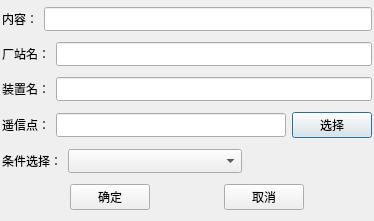
Qt form digitalprop.ui (rcswhuang/rule) before a commit.
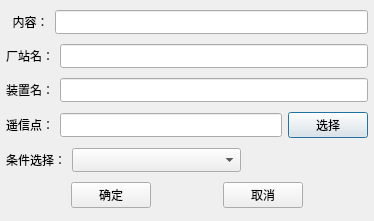
The same form after that commit.

Diff of the .ui file:
```diff
--- a/digitalprop.ui
+++ b/digitalprop.ui
@@ -15,23 +15,23 @@
   </property>
   <layout class="QVBoxLayout" name="verticalLayout">
    <property name="leftMargin">
-    <number>2</number>
+    <number>6</number>
    </property>
    <property name="topMargin">
-    <number>2</number>
+    <number>6</number>
    </property>
    <property name="rightMargin">
-    <number>2</number>
+    <number>6</number>
    </property>
    <property name="bottomMargin">
-    <number>2</number>
+    <number>6</number>
    </property>
    <item>
     <layout class="QHBoxLayout" name="horizontalLayout">
      <item>
       <widget class="QLabel" name="label">
        <property name="text">
-        <string>内容：</string>
+        <string>  内容：</string>
        </property>
       </widget>
      </item>
```
